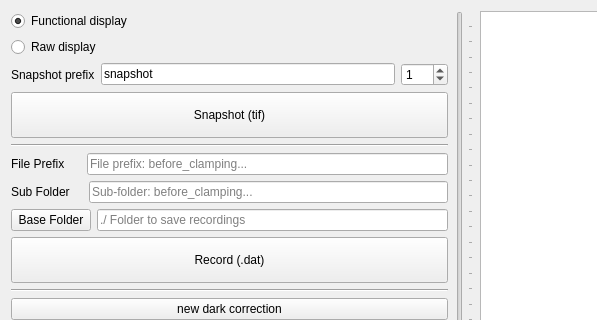
Old version of the form mainwindow.ui in the repository IMSY-DKFZ/xilens; both pictures show x 0 to 597 and y 0 to 320 of the 681 by 823 pixel window.
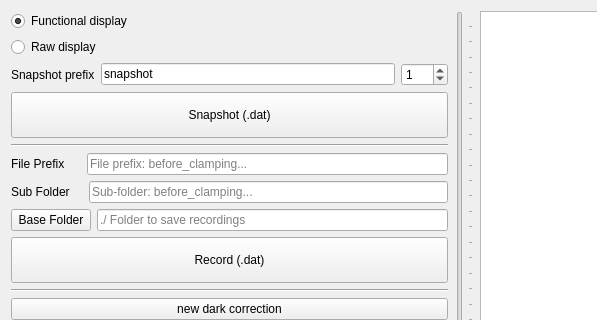
New version of the form. Icons and pictures are not drawn.

```diff
--- a/mainwindow.ui
+++ b/mainwindow.ui
@@ -86,7 +86,7 @@
            </sizepolicy>
           </property>
           <property name="text">
-           <string>Snapshot (tif)</string>
+           <string>Snapshot (.dat)</string>
           </property>
           <property name="checkable">
            <bool>false</bool>
```
